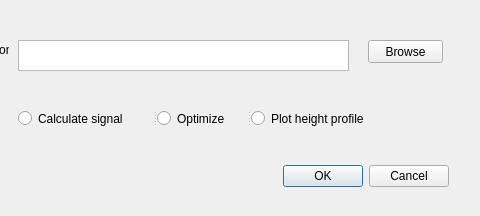
Qt form Hybriddekning_dialog_base.ui (hjelkrem/Hybriddekning) before a commit; both pictures show x 232 to 712 and y 0 to 216 of the 712 by 216 pixel window.
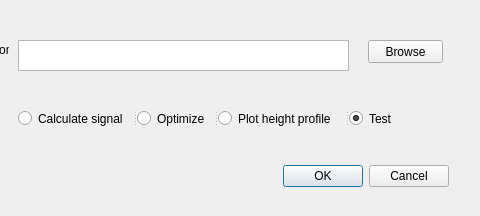
The same form after that commit.

Commit message: Added a new "Test" option to the run dialog, which runs an optimized version of the calculateSignal function. This function will eventually replace the old calculateSignal (when it is done).

What changed in the file:
```diff
--- a/Hybriddekning_dialog_base.ui
+++ b/Hybriddekning_dialog_base.ui
@@ -92,6 +92,14 @@
      <string>Plot height profile </string>
     </property>
    </widget>
+   <widget class="QRadioButton" name="rb_testCalcSignal">
+    <property name="text">
+     <string>Test</string>
+    </property>
+    <property name="checked">
+     <bool>true</bool>
+    </property>
+   </widget>
   </widget>
  </widget>
  <resources/>
```
The commit also changes 2 other files.
